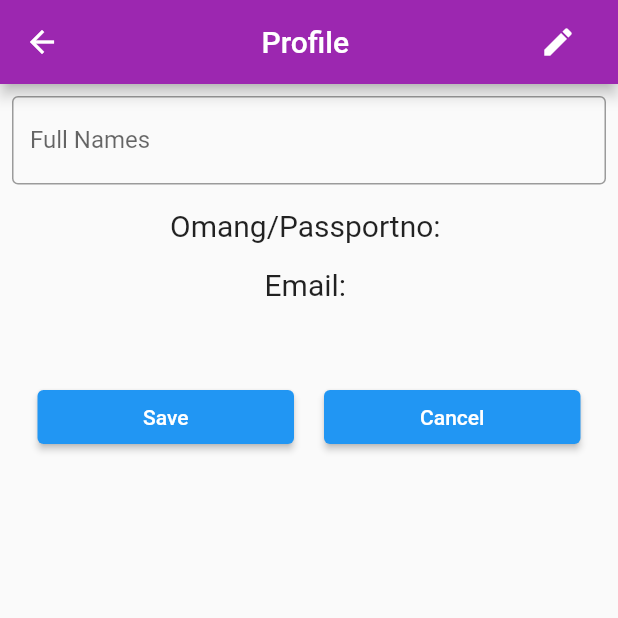
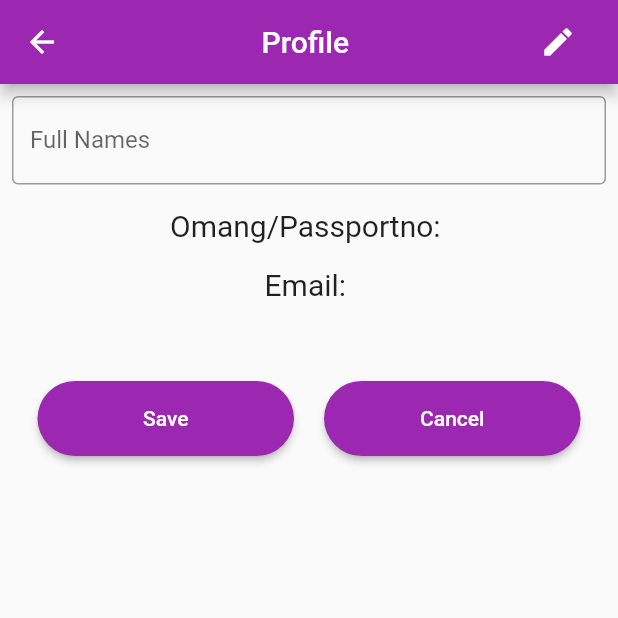
Before and after one commit to Keba462/coo_doctor, a Flutter app: the ProfilePage screen opened directly, after a tap on the "edit" icon, on a phone screen of 412 x 824 dp, the top half of it. Run offline on Flutter 3.47's test engine with Material 2 defaults, Android fonts, the phone set to English and light mode, and no system bars; our stand-ins replace cloud_firestore, firebase_auth, firebase_core, flutter_map, flutter_settings_screens, latlong2; missing offline and left inert: firebase_ml_model_downloader; accounts and stored records are empty.

Commit message:
commit on master

```diff
--- a/lib/Pages/profilePage.dart
+++ b/lib/Pages/profilePage.dart
@@ -68,7 +68,7 @@ late CovidUser covidUser;
             decoration: const InputDecoration(
               hintText: 'Full names',
               labelText: 'Full Names',
-              border: OutlineInputBorder(),
+             border: OutlineInputBorder( ),
             ),
             enabled: !_status,
             autofocus: !_status,
@@ -153,6 +153,11 @@ setState(() {
               padding: const EdgeInsets.only(right: 10.0),
               child: ElevatedButton(
                 child: const Text("Save"),
+                 style: ElevatedButton.styleFrom(
+                primary: Colors.purple,
+                shape: RoundedRectangleBorder(
+                    borderRadius: BorderRadius.circular(32.0)),
+                minimumSize: const Size(200, 50)),
                 onPressed: () {
                   setState(() {
                     _status = true;
@@ -174,6 +179,11 @@ setState(() {
               padding: const EdgeInsets.only(left: 10.0),
               child: ElevatedButton(
                 child: const Text("Cancel"),
+                 style: ElevatedButton.styleFrom(
+                primary: Colors.purple,
+                shape: RoundedRectangleBorder(
+                    borderRadius: BorderRadius.circular(32.0)),
+                minimumSize: const Size(200, 50)),
                 onPressed: () {
                   setState(() {
                     _status = true;
--- a/lib/Pages/signin_page.dart
+++ b/lib/Pages/signin_page.dart
@@ -193,11 +193,7 @@ class _SignUpState extends State<SignUp> {
           ElevatedButton(
             onPressed: signUp,
             child: const Text('Sign up'),
-            style: ElevatedButton.styleFrom(
-                primary: Colors.purple,
-                shape: RoundedRectangleBorder(
-                    borderRadius: BorderRadius.circular(32.0)),
-                minimumSize: const Size(200, 50)),
+
           ),
           const SizedBox(
             height: 10.0,
--- a/lib/views/testingViewPatient.dart
+++ b/lib/views/testingViewPatient.dart
@@ -384,7 +384,7 @@ class _TestingViewPatientState extends State<TestingViewPatient> {
       child: Column(
 
         children: [
-          const Text('Your Symptoms are:',style: TextStyle(fontWeight: FontWeight.bold),),
+          const Text('Your Underlying conditions are:',style: TextStyle(fontWeight: FontWeight.bold),),
           Expanded(
             child: ListView.builder(
               itemCount: selectedSymptoms.length,
@@ -398,7 +398,7 @@ class _TestingViewPatientState extends State<TestingViewPatient> {
             ),
           ),
           //const SizedBox(height: 2.0,),
-          const Text('Your Underlying conditions are:',style: TextStyle(fontWeight: FontWeight.bold),),
+          const Text('Your Symptoms are:',style: TextStyle(fontWeight: FontWeight.bold),),
           ListView.builder(
             itemCount: selectedFieldItems.length,
             itemBuilder: (context, index) {
```
Also changed, not shown: lib/views/HomeView.dart (+3 -4 lines), lib/models/covid_user.g.dart (added), pubspec.lock (added).
